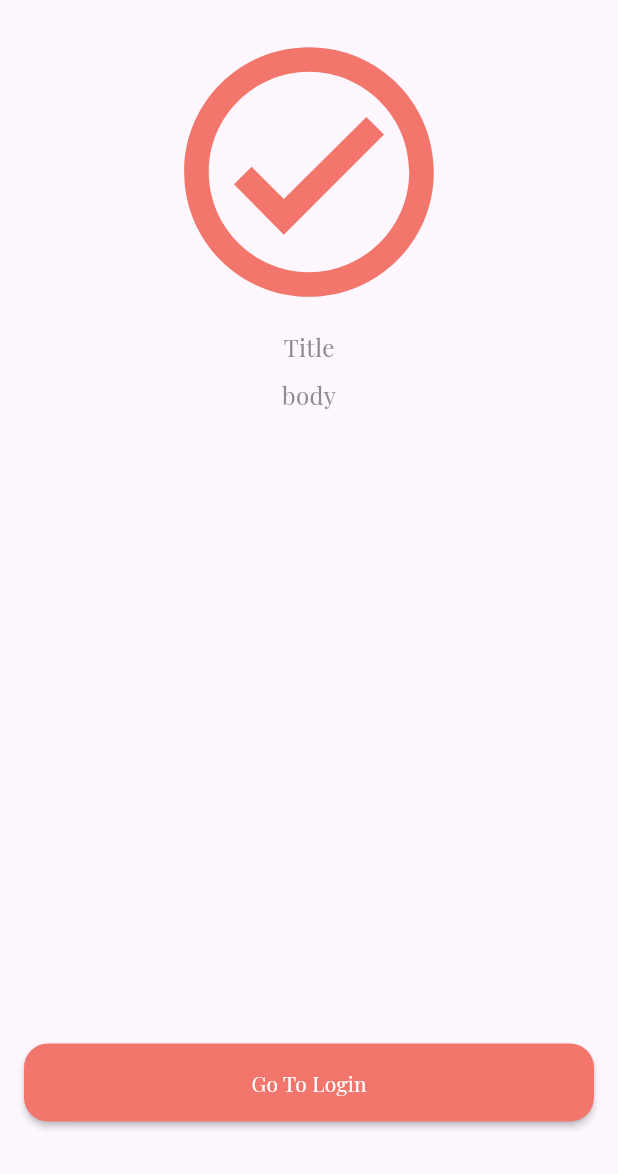
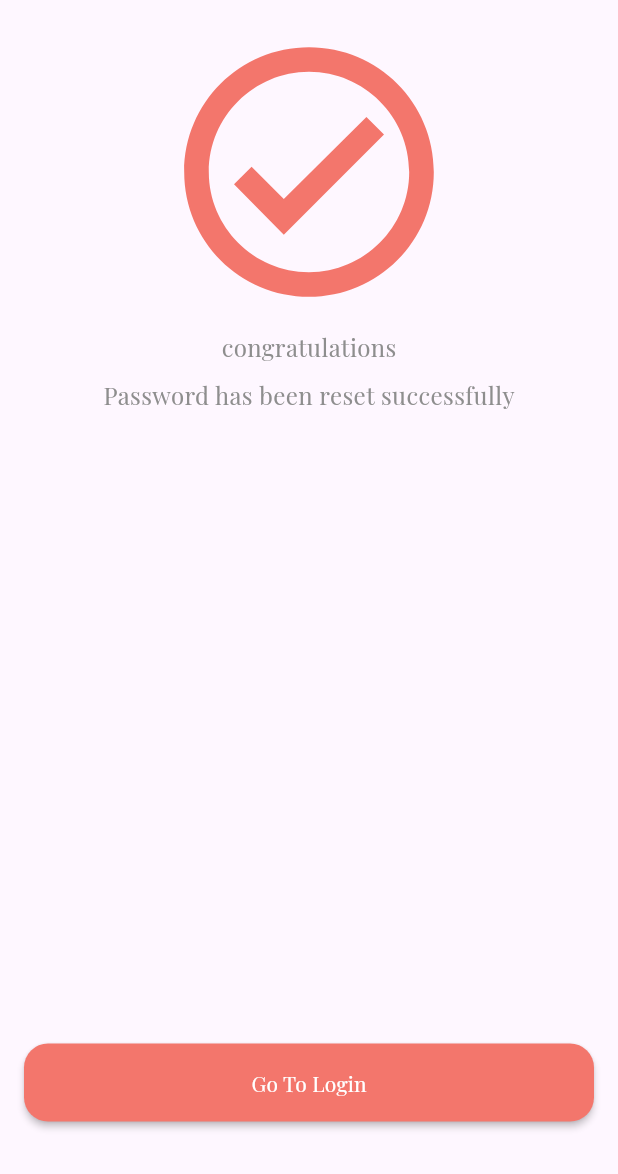
Before and after one commit to MohammedAnwar2/ecommerce-app, a Flutter app: the SuccessResetpassword screen opened by its route, on a phone screen of 412 x 824 dp, the part 62-1236 px from its top. Run offline on Flutter 3.47's test engine with Material 3 defaults, Android fonts, the light colour scheme and no system bars; our stand-ins replace flutter_otp_text_field, flutter_screenutil, get, shared_preferences; accounts and stored records are empty; project files that could hold a hidden picture were left out.

Commit message:
Update language translations and refactor controller methods
- Update Arabic and English language translations for better clarity and consistency.
- Refactor controller methods to improve functionality and naming conventions.

```diff
--- a/lib/controller/auth/checkEmail_controller.dart
+++ b/lib/controller/auth/checkEmail_controller.dart
@@ -4,15 +4,15 @@ import 'package:get/get.dart';
 
 abstract class CheckEmailController extends GetxController {
   checkEmail();
-  goToSuccessResetPassword();
+  goToSuccessSignUp();
 }
 
 class CheckEmailControllerImp extends CheckEmailController {
   late TextEditingController email;
 
   @override
-  goToSuccessResetPassword() {
-    Get.toNamed(AppRoute.successResetpassword);
+  goToSuccessSignUp() {
+    Get.offAllNamed(AppRoute.successSignup);
   }
 
   @override
--- a/lib/controller/auth/resetpassword_controller.dart
+++ b/lib/controller/auth/resetpassword_controller.dart
@@ -13,7 +13,7 @@ class ResetPasswordControllerImp extends ResetPasswordController {
 
   @override
   goToSuccessResetPasswor() {
-    Get.toNamed(AppRoute.successResetpassword);
+    Get.offAllNamed(AppRoute.successResetpassword);
   }
 
   @override
--- a/lib/core/localization/translation.dart
+++ b/lib/core/localization/translation.dart
@@ -2,17 +2,105 @@ import 'package:get/get.dart';
 
 class LocalizationModel extends Translations {
   @override
-  // TODO: implement keys
   Map<String, Map<String, String>> get keys => {
         "ar": ar,
         "en": en,
       };
 }
 
-Map<String, String> ar = {"1": "اختر اللغة", "2": "عربي", "3": "انجليزي"};
+Map<String, String> ar = {
+  "1": "اختر اللغة",
+  "2": "اختر المنتج",
+  "3": "نحن لدينا 100 الف منتج  , اختر \n  منتجك  من  متجرنا",
+  "4": "سهل وامن للشراء",
+  "5": "يمكنك الدفع كاش او \n من خلال بوابات الدفع الالكترونية",
+  "6": "تتبع طلبك",
+  "7": "يمكنك تتبع طلبك في كل مرحلة \n وايضا التتبع من خلال الخريطة",
+  "8": "متابعه",
+  "9": "تسجيل الدخول",
+  "10": "اهلا بك",
+  "11":
+      "يمكنك تسجيل الدخول من خلال البريد وكلمة المرور او من خلال وسائل التواصل الاجتماعي",
+  "12": "ادخل البريد الالكتروني",
+  "13": "ادخل كلمة المرور",
+  "14": "هل نسيت كلمة المرور",
+  "15": "تسجيل الدخول",
+  "16": "ليس لديك حساب ? ",
+  "17": "انشاء حساب",
+  "18": "البريد الالكتروني",
+  "19": "كلمة المرور",
+  "20": "اسم المستخدم",
+  "21": "رقم الهاتف",
+  "22": "ادخل رقم الهاتف",
+  "23": "ادخل اسم المستخدم",
+  "24":
+      "انشاء حساب من خلال البريد وكلمة المرور او من خلال وسائل التواصل الاجتماعي",
+  "25": " لديك حساب ? ",
+  "26": "تسجيل الدخول",
+  "27": "فحص البريد الالكتروني",
+  "28": "تم انشاء الحساب بنجاح",
+  "29": "الرجاء ادخال البريد لتلقي رمز التحقق",
+  "30": "فحص",
+  "31": "الذهاب لتسجيل الدخول",
+  "32": "نجاح",
+  "33": "حفظ",
+  "34": "الرجاء ادخال كلمة المرور الجديدة",
+  "35": "الكلمة الجديدة",
+  "36": "تم اعادة تعيين كلمة المرور بنجاح",
+  "37": "تهانينا",
+  "38": "تم التسجيل بنجاح",
+  "39": "عربي",
+  "40": "انجليزي",
+  "41": "اعد ادخال كلمة المرور",
+  "42": "كرر كلمة المرور",
+  "43": "التحقق من كود",
+  "44": " الرجاء إدخال الرمز الرقمي الذي يتم إرساله إلى",
+};
 
 Map<String, String> en = {
   "1": "Choose Language",
-  "2": "Arabic",
-  "3": "English"
+  "2": "Choose Product",
+  "3":
+      "We Have a 100k Product , Choose \n Your Product From  Our \n E-commerce Shop",
+  "4": "Easy And Safe Paymnet",
+  "5": "You can pay in cash \n or through payment gateways",
+  "6": "Track Your Order",
+  "7": "The order can be tracked at every stage \n until it reaches you",
+  "8": "Continue",
+  "9": "Sign In",
+  "10": "Welcome Back",
+  "11": "Sign In Your Email And Password Or  Continue With Social Media",
+  "12": "Enter Your Email",
+  "13": "Enter Your Password",
+  "14": "Forget Password",
+  "15": "Sign In",
+  "16": "Dont Have An Account ? ",
+  "17": "Sign Up",
+  "18": "Email",
+  "19": "Password",
+  "20": "Username",
+  "21": "Phone",
+  "22": "Enter Your Phone",
+  "23": "Enter Your Username",
+  "24": "Sign Up With Your Email And Password OR Continue With Social Media",
+  "25": " have an account ? ",
+  "26": "SignIn",
+  "27": "Check Email",
+  "28": "Account successfully created",
+  "29": "please Enter Your Email Address To Recive A verification code",
+  "30": "check",
+  "31": "Go To Login",
+  "32": "Success",
+  "33": "save",
+  "34": "Please Enter new Password",
+  "35": "New Password",
+  "36": "Password has been reset successfully",
+  "37": "congratulations",
+  "38": "successfully registered",
+  "39": "Arabic",
+  "40": "English",
+  "41": "Re Enter Your Password",
+  "42": "RePassword",
+  "43": "vertify code",
+  "44": "Please Enter The Digital Code Send To ",
 };
--- a/lib/data/datasource/static/static.dart
+++ b/lib/data/datasource/static/static.dart
@@ -1,20 +1,12 @@
 import 'package:ecommerce/core/constant/imageassets.dart';
 import 'package:ecommerce/data/model/onboarding_model.dart';
+import 'package:get/get.dart';
 
 List<OnBoardingModel> onBoardingList = [
   OnBoardingModel(
-      title: "Choose Product",
-      body:
-          "We Have a 100k Product , Choose \n Your Product From  Our \n E-commerce Shop",
-      image: AppImages.onBoardingImageOne),
+      title: "2".tr, body: "3".tr, image: AppImages.onBoardingImageOne),
   OnBoardingModel(
-      title: "Easy And Safe Paymnet",
-      body:
-          "We Have a 100k Product , Choose \n Your Product From Our E-commerce Shop",
-      image: AppImages.onBoardingImageTwo),
+      title: "4".tr, body: "5".tr, image: AppImages.onBoardingImageTwo),
   OnBoardingModel(
-      title: "Track Your Order",
-      body:
-          "We Have a 100k Product , Choose \n Your Product From Our E-commerce Shop",
-      image: AppImages.onBoardingImageThree),
+      title: "6".tr, body: "7".tr, image: AppImages.onBoardingImageThree),
 ];
--- a/lib/view/screen/auth/forgetPassword/success_resetpassword.dart
+++ b/lib/view/screen/auth/forgetPassword/success_resetpassword.dart
@@ -12,7 +12,7 @@ class SuccessResetpassword extends StatelessWidget {
   Widget build(BuildContext context) {
     return Scaffold(
       appBar: AppBar(
-        title: const CustomTextAppBarTitleAuth(text: "Success"),
+        title: CustomTextAppBarTitleAuth(text: "32".tr),
         centerTitle: true,
       ),
       body: Center(
@@ -22,15 +22,15 @@ class SuccessResetpassword extends StatelessWidget {
             color: AppColor.primaryColor,
             size: 200,
           ),
-          const Text("Title"),
-          const Text("body"),
+          Text("37".tr),
+          Text("36".tr),
           const Spacer(),
           Container(
             margin: const EdgeInsetsDirectional.symmetric(
                 horizontal: 16, vertical: 35),
             width: double.infinity,
             child: CustomAuthButton(
-              text: "Go To Login",
+              text: "31".tr,
               onPressed: () {
                 Get.offAllNamed(AppRoute.login);
               },
--- a/lib/view/screen/auth/success_signup.dart
+++ b/lib/view/screen/auth/success_signup.dart
@@ -12,7 +12,7 @@ class SuccessSignup extends StatelessWidget {
   Widget build(BuildContext context) {
     return Scaffold(
       appBar: AppBar(
-        title: const CustomTextAppBarTitleAuth(text: "Success"),
+        title: CustomTextAppBarTitleAuth(text: "32".tr),
         centerTitle: true,
       ),
       body: Center(
@@ -22,17 +22,17 @@ class SuccessSignup extends StatelessWidget {
             color: AppColor.primaryColor,
             size: 200,
           ),
-          const Text("Title"),
-          const Text("body"),
+          Text("37".tr),
+          Text("38".tr),
           const Spacer(),
           Container(
             margin: const EdgeInsetsDirectional.symmetric(
                 horizontal: 16, vertical: 35),
             width: double.infinity,
             child: CustomAuthButton(
-              text: "Go To Login",
+              text: "31".tr,
               onPressed: () {
-                Get.offAllNamed(AppRoute.login);
+                Get.offNamed(AppRoute.login);
               },
             ),
           ),
--- a/lib/view/screen/language.dart
+++ b/lib/view/screen/language.dart
@@ -24,7 +24,7 @@ class Language extends GetView<MyLanguageController> {
           ),
           verticalSizedBox(25),
           CustomLanguageButton(
-            text: "2".tr,
+            text: "39".tr,
             onPressed: () {
               Get.offAllNamed(AppRoute.onbording);
               controller.changeLangauge("ar");
@@ -32,7 +32,7 @@ class Language extends GetView<MyLanguageController> {
           ),
           verticalSizedBox(10),
           CustomLanguageButton(
-            text: "3".tr,
+            text: "40".tr,
             onPressed: () {
               Get.offAllNamed(AppRoute.onbording);
               controller.changeLangauge("en");
--- a/lib/view/widget/onboarding/custom_buttom.dart
+++ b/lib/view/widget/onboarding/custom_buttom.dart
@@ -2,6 +2,7 @@ import 'package:ecommerce/controller/onboarding_controller.dart';
 import 'package:ecommerce/core/constant/color.dart';
 import 'package:ecommerce/core/shared/horizontal_and_vertical_size.dart';
 import 'package:flutter/material.dart';
+import 'package:get/get.dart';
 import 'package:get/get_state_manager/get_state_manager.dart';
 
 class CustomButtomOnboarding extends GetView<OnboardingControllerImp> {
@@ -24,7 +25,7 @@ class CustomButtomOnboarding extends GetView<OnboardingControllerImp> {
         ),
         padding: EdgeInsetsDirectional.symmetric(
             vertical: 12, horizontal: horizontalSize(80)),
-        child: const Text("Continue"),
+        child: Text("8".tr),
       ),
     );
   }
```
Also changed, not shown: lib/controller/auth/signup_controller.dart (+3 -7 lines), lib/view/screen/auth/checkEmail.dart (+7 -9 lines), lib/view/screen/auth/forgetPassword/forgetpassword.dart (+6 -8 lines), lib/view/screen/auth/forgetPassword/resetpassword.dart (+8 -8 lines), lib/view/screen/auth/forgetPassword/verifycode.dart (+3 -5 lines), lib/view/screen/auth/login.dart (+11 -13 lines), lib/view/screen/auth/signup.dart (+15 -17 lines).
